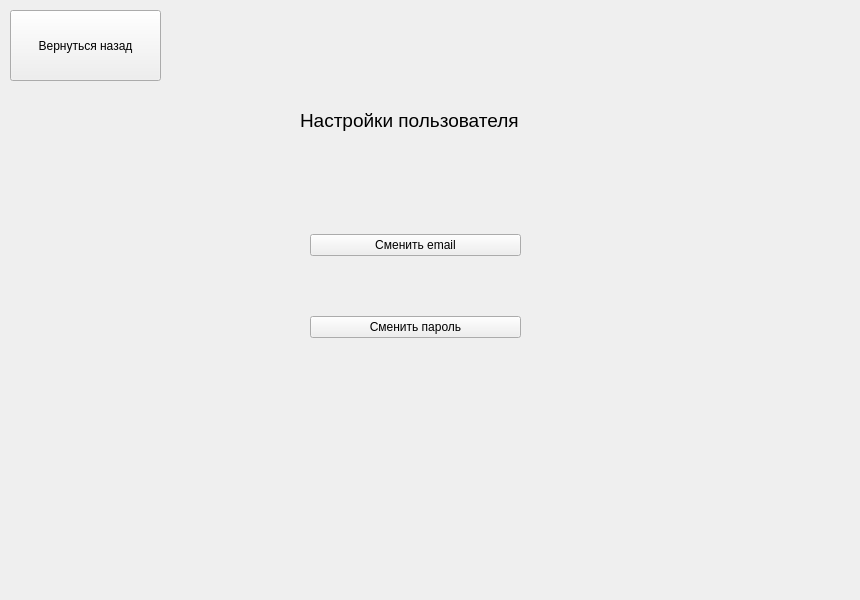
This is gui/project/src/settings/usersettingswindow.ui in cpp-park-vk-education/2023_1_HAC as Qt 5 draws it before an edit. The edited form follows.
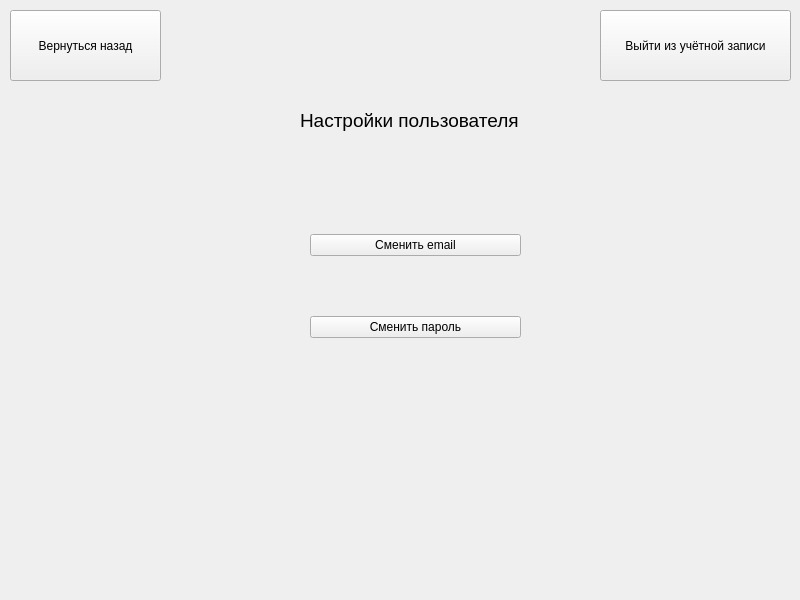
This is the edited form.

Commit message: Cookie, dynamic buttons, cool graph

What changed in the file:
```diff
--- a/gui/project/src/settings/usersettingswindow.ui
+++ b/gui/project/src/settings/usersettingswindow.ui
@@ -6,7 +6,7 @@
    <rect>
     <x>0</x>
     <y>0</y>
-    <width>860</width>
+    <width>800</width>
     <height>600</height>
    </rect>
   </property>
@@ -70,6 +70,19 @@
     <string>Настройки пользователя</string>
    </property>
   </widget>
+  <widget class="QPushButton" name="btnExit">
+   <property name="geometry">
+    <rect>
+     <x>600</x>
+     <y>10</y>
+     <width>191</width>
+     <height>71</height>
+    </rect>
+   </property>
+   <property name="text">
+    <string>Выйти из учётной записи</string>
+   </property>
+  </widget>
  </widget>
  <resources/>
  <connections/>
```
The commit also changes 47 other files.
